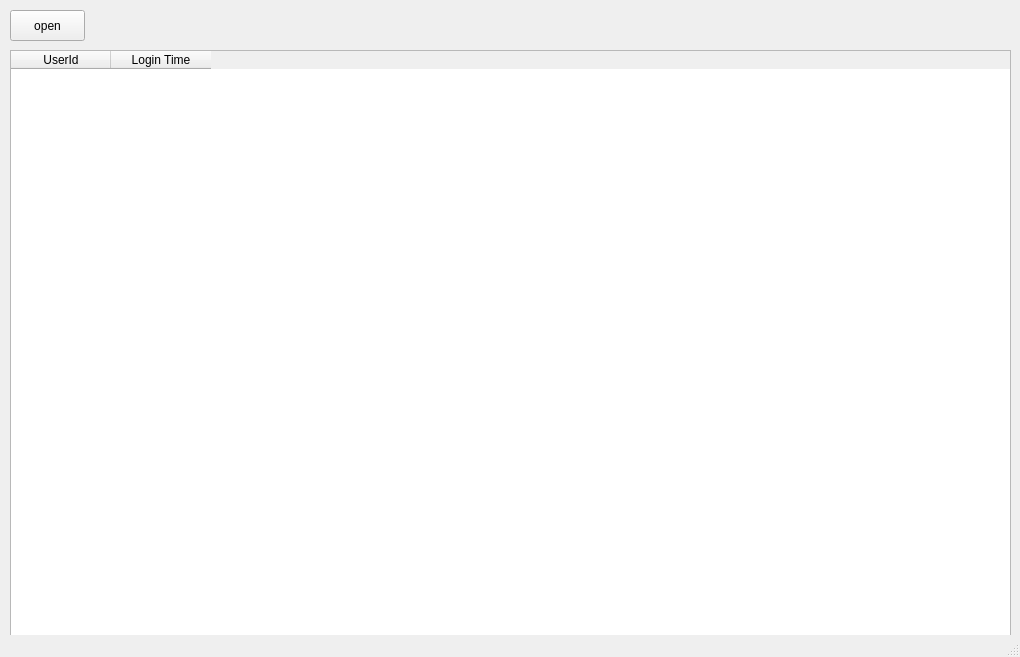
Qt form mainWindow.ui (iamwcb/loginLog) before a commit.
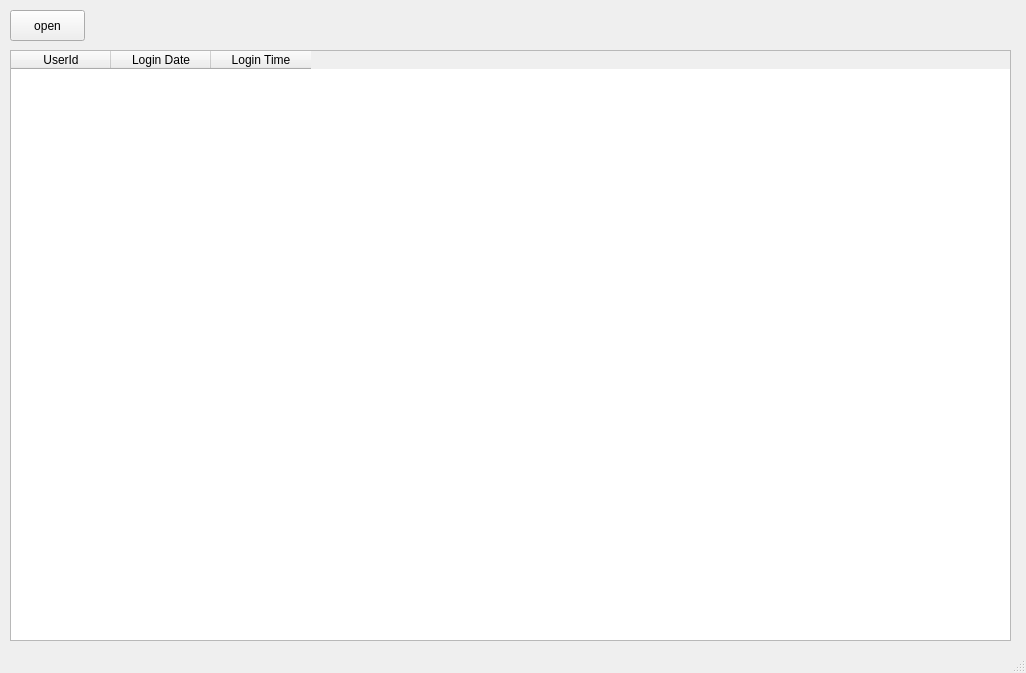
The same form after that commit.

```diff
--- a/mainWindow.ui
+++ b/mainWindow.ui
@@ -6,8 +6,8 @@
    <rect>
     <x>0</x>
     <y>0</y>
-    <width>1020</width>
-    <height>657</height>
+    <width>1026</width>
+    <height>673</height>
    </rect>
   </property>
   <property name="windowTitle">
@@ -28,6 +28,11 @@
       <string>UserId</string>
      </property>
     </column>
+    <column>
+     <property name="text">
+      <string>Login Date</string>
+     </property>
+    </column>
     <column>
      <property name="text">
       <string>Login Time</string>
```
